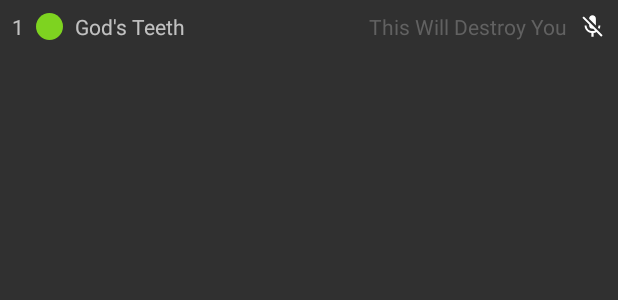
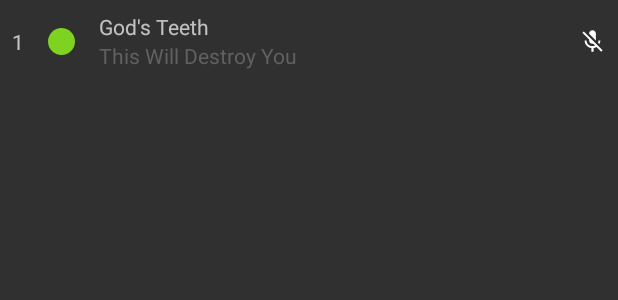
Before and after one commit to sleepyfran/musicforbooks-android, an Android app: the layout item_song.xml on its own in the app's theme, with its tools: preview values and no code run, on a phone screen of 412 x 824 dp. Shown: the top 300 px of the screen. Run offline under Robolectric (Android 15) with nearby library versions, the phone set to English and light mode, and no system bars.

Commit message:
:lipstick: Song list item style improvement

```diff
--- a/musicforbooks/app/src/main/res/layout/item_song.xml
+++ b/musicforbooks/app/src/main/res/layout/item_song.xml
@@ -10,8 +10,8 @@
         android:layout_width="wrap_content"
         android:layout_height="wrap_content"
         android:layout_marginStart="8dp"
-        android:layout_marginTop="8dp"
-        android:layout_marginBottom="8dp"
+        android:layout_marginTop="16dp"
+        android:layout_marginBottom="16dp"
         android:text="@string/song_number_placeholder"
         app:layout_constraintBottom_toBottomOf="parent"
         app:layout_constraintStart_toStartOf="parent"
@@ -21,7 +21,7 @@
         android:id="@+id/score"
         android:layout_width="18dp"
         android:layout_height="18dp"
-        android:layout_marginStart="8dp"
+        android:layout_marginStart="16dp"
         android:layout_marginTop="8dp"
         android:layout_marginBottom="8dp"
         app:layout_constraintBottom_toBottomOf="parent"
@@ -33,14 +33,11 @@
         android:id="@+id/songName"
         android:layout_width="0dp"
         android:layout_height="wrap_content"
-        android:layout_marginStart="8dp"
+        android:layout_marginStart="16dp"
         android:layout_marginTop="8dp"
         android:layout_marginEnd="8dp"
-        android:layout_marginBottom="8dp"
         android:text="@string/song_name_placeholder"
-        app:layout_constraintBottom_toBottomOf="parent"
-        app:layout_constraintEnd_toStartOf="@+id/artistName"
-        app:layout_constraintHorizontal_bias="0.0"
+        app:layout_constraintEnd_toStartOf="@+id/instrumental"
         app:layout_constraintStart_toEndOf="@+id/score"
         app:layout_constraintTop_toTopOf="parent" />
 
@@ -48,14 +45,15 @@
         android:id="@+id/artistName"
         android:layout_width="0dp"
         android:layout_height="wrap_content"
-        android:layout_marginTop="8dp"
+        android:layout_marginStart="16dp"
         android:layout_marginEnd="8dp"
         android:layout_marginBottom="8dp"
         android:text="@string/song_artist_name_placeholder"
         android:textColor="@color/colorPrimaryDark"
         app:layout_constraintBottom_toBottomOf="parent"
         app:layout_constraintEnd_toStartOf="@+id/instrumental"
-        app:layout_constraintTop_toTopOf="parent" />
+        app:layout_constraintStart_toEndOf="@+id/score"
+        app:layout_constraintTop_toBottomOf="@+id/songName" />
 
     <ImageView
         android:id="@+id/instrumental"
```
Also changed, not shown: 18 other files.
